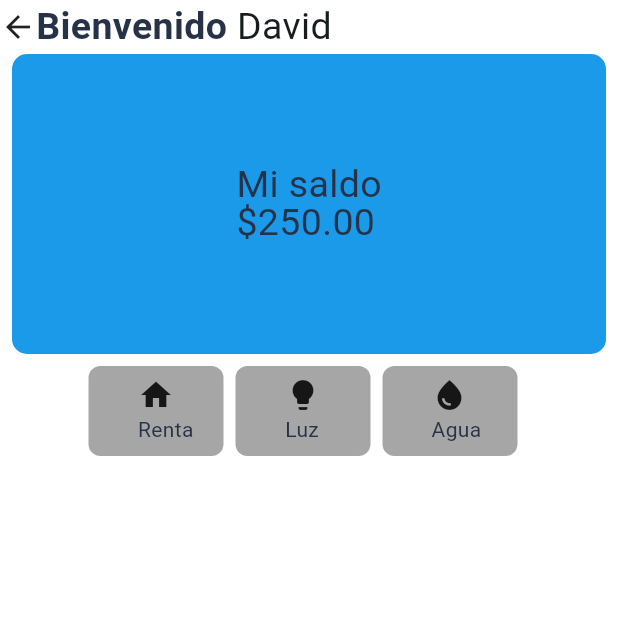
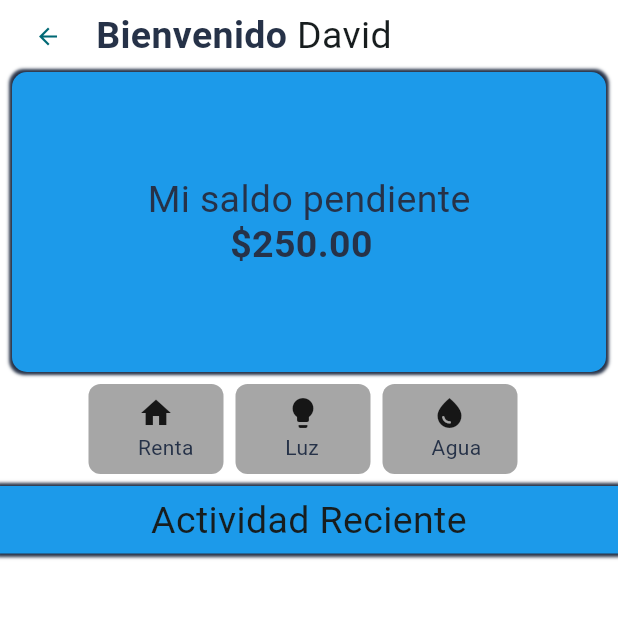
Before and after one commit to D4v1D-lab/facipay, a Flutter app: the screen it shows after launch, after a tap on "Iniciar sesión", on a phone screen of 412 x 824 dp, the top half of it. Run offline on Flutter 3.47's test engine with Material 3 defaults, Android fonts, the phone set to English and light mode, and no system bars.

Commit message:
second commit

```diff
--- a/lib/main.dart
+++ b/lib/main.dart
@@ -17,7 +17,7 @@ class MyApp extends StatelessWidget {
       title: 'FaciPay',
       debugShowCheckedModeBanner: false,
       theme: ThemeData(
-        colorScheme: ColorScheme.fromSeed(seedColor: background),
+        colorScheme: ColorScheme.fromSeed(seedColor: background2),
         useMaterial3: true,
       ),
       home: const LoginPage(),
--- a/lib/pages/home_page.dart
+++ b/lib/pages/home_page.dart
@@ -23,9 +23,9 @@ class _HomePageState extends State<HomePage> {
             children: [
               Row(
                 children: [
-                  InkWell(
+                  TextButton(
                     child: const Icon(Icons.arrow_back),
-                    onTap: () {
+                    onPressed: () {
                       Navigator.push(
                           context,
                           MaterialPageRoute(
@@ -53,19 +53,28 @@ class _HomePageState extends State<HomePage> {
                     width: double.infinity,
                     height: 200,
                     decoration: BoxDecoration(
+                        boxShadow: const [
+                          BoxShadow(
+                              color: buttonColor,
+                              blurRadius: 1,
+                              spreadRadius: 2)
+                        ],
                         color: navColor,
                         borderRadius: BorderRadius.circular(10)),
                     alignment: Alignment.center,
                     child: const Stack(
                       children: [
-                        Text('Mi saldo',
+                        Text('Mi saldo pendiente',
                             style: TextStyle(fontSize: 25, color: buttonColor)),
                         Padding(
                             padding: EdgeInsets.only(
-                                top: 25), // Adjust the value as needed
+                                top: 30,
+                                left: 55), // Adjust the value as needed
                             child: Text('\$250.00',
                                 style: TextStyle(
-                                    fontSize: 25, color: buttonColor)))
+                                    fontSize: 25,
+                                    color: buttonColor,
+                                    fontWeight: FontWeight.bold)))
                       ],
                     )),
               ),
@@ -155,8 +164,25 @@ class _HomePageState extends State<HomePage> {
                             ],
                           ),
                         )),
-                  )
+                  ),
                 ],
+              ),
+              Container(
+                width: double.infinity,
+                height: 45,
+                decoration: const BoxDecoration(color: navColor, boxShadow: [
+                  BoxShadow(color: buttonColor, blurRadius: 1, spreadRadius: 2)
+                ]),
+                child: const Padding(
+                  padding: EdgeInsets.only(top: 5),
+                  child: Text(
+                    'Actividad Reciente',
+                    textAlign: TextAlign.center,
+                    style: TextStyle(
+                      fontSize: 25,
+                    ),
+                  ),
+                ),
               ),
             ],
           ),
--- a/lib/pages/login_page.dart
+++ b/lib/pages/login_page.dart
@@ -1,5 +1,6 @@
 import 'package:facipay/colors.dart';
 import 'package:facipay/pages/home_page.dart';
+import 'package:facipay/pages/signup_page.dart';
 import 'package:flutter/material.dart';
 
 class LoginPage extends StatelessWidget {
@@ -9,12 +10,10 @@ class LoginPage extends StatelessWidget {
   Widget build(BuildContext context) {
     return Scaffold(
         backgroundColor: background,
-        body: SingleChildScrollView(
-          child: SafeArea(
-            child: Center(
+        body: Center(
+          child: SingleChildScrollView(
             child: Column(
               children: [
-                  const SizedBox(height: 150),
                 // user icon
                 const Icon(
                   Icons.person_rounded,
@@ -36,8 +35,8 @@ class LoginPage extends StatelessWidget {
                 ),
                 // contraseña
                 Container(
-                    padding: const EdgeInsets.only(
-                        left: 20.0, right: 20.0, top: 15.0),
+                  padding:
+                      const EdgeInsets.only(left: 20.0, right: 20.0, top: 15.0),
                   child: const TextField(
                     decoration: InputDecoration(
                         hintText: 'Contraseña',
@@ -93,7 +92,12 @@ class LoginPage extends StatelessWidget {
                     TextButton(
                       style: TextButton.styleFrom(
                           padding: const EdgeInsets.only(right: 30)),
-                        onPressed: () => const Text('Empty'),
+                      onPressed: () {
+                        Navigator.push(
+                            context,
+                            MaterialPageRoute(
+                                builder: (context) => const Register()));
+                      },
                       child: const Align(
                         alignment: Alignment.centerRight,
                         child: Text(
@@ -108,7 +112,6 @@ class LoginPage extends StatelessWidget {
               ],
             ),
           ),
-          ),
         ));
   }
 }
```
Also changed, not shown: lib/pages/signup_page.dart (added, +53 -0 lines). Lines whose indentation alone changed are shown as unchanged.
